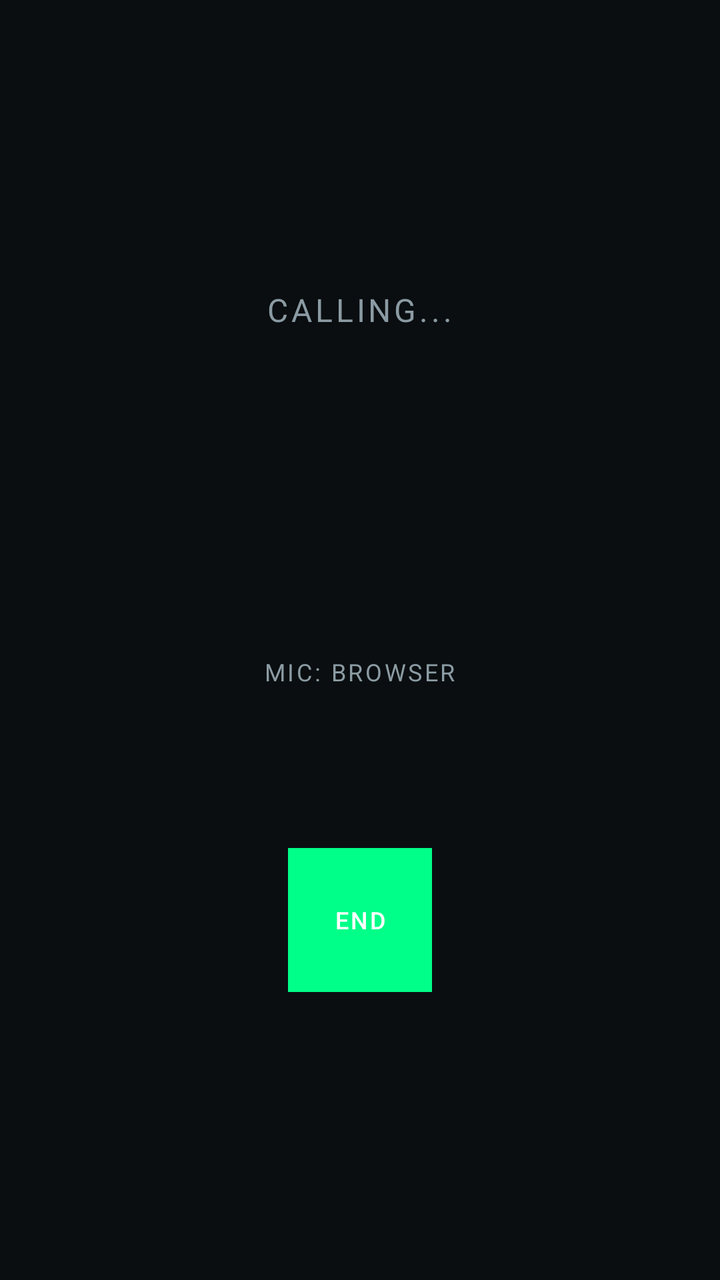
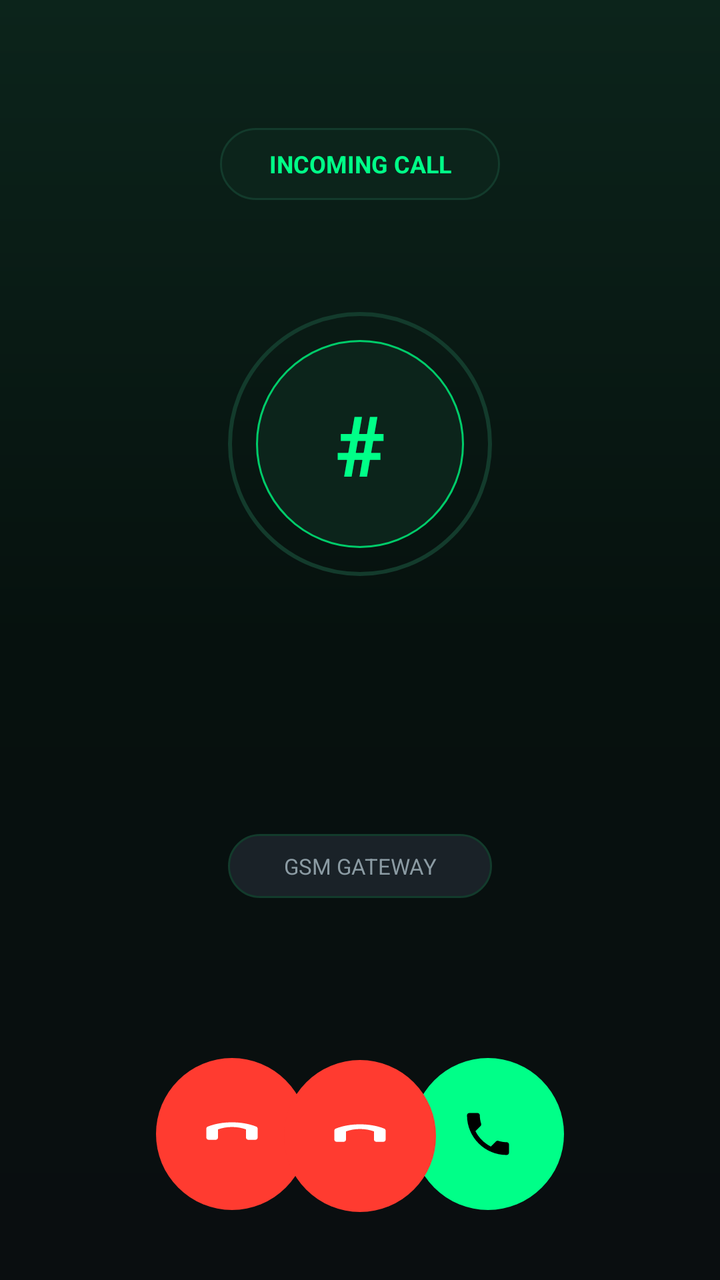

Two renders of the same Android screen: before a commit and after it. Below are the layout's source before the change and the commit's diff.
<!-- AndroidManifest.xml: activity theme Theme.AndroidGSM -->
<!-- res/layout/activity_call.xml -->
<?xml version="1.0" encoding="utf-8"?>
<LinearLayout xmlns:android="http://schemas.android.com/apk/res/android"
    android:layout_width="match_parent"
    android:layout_height="match_parent"
    android:orientation="vertical"
    android:gravity="center"
    android:background="@color/bg_dark"
    android:padding="40dp">

    <TextView
        android:id="@+id/callStatusText"
        android:layout_width="wrap_content"
        android:layout_height="wrap_content"
        android:text="Calling..."
        android:textSize="16sp"
        android:textColor="@color/text_secondary"
        android:letterSpacing="0.1"
        android:textAllCaps="true"
        android:layout_marginBottom="16dp" />

    <TextView
        android:id="@+id/callNumberText"
        android:layout_width="wrap_content"
        android:layout_height="wrap_content"
        android:text=""
        android:textSize="32sp"
        android:textColor="@color/text_primary"
        android:textStyle="bold"
        android:layout_marginBottom="12dp" />

    <TextView
        android:id="@+id/callDurationText"
        android:layout_width="wrap_content"
        android:layout_height="wrap_content"
        android:text=""
        android:textSize="20sp"
        android:textColor="@color/brand_green"
        android:fontFamily="monospace"
        android:layout_marginBottom="64dp" />

    <TextView
        android:id="@+id/micSourceLabel"
        android:layout_width="wrap_content"
        android:layout_height="wrap_content"
        android:text="MIC: BROWSER"
        android:textSize="12sp"
        android:textColor="@color/text_secondary"
        android:textAllCaps="true"
        android:letterSpacing="0.1"
        android:layout_marginBottom="80dp" />

    <Button
        android:id="@+id/hangUpButton"
        android:layout_width="72dp"
        android:layout_height="72dp"
        android:text="END"
        android:textSize="12sp"
        android:textColor="@color/white"
        android:background="@color/error_red"
        android:stateListAnimator="@null" />

</LinearLayout>
<!-- resources referenced by this layout -->
<resources>
  <!-- unchanged entries left out for length: 9 -->
</resources>

<!-- the commit's change to res/layout/activity_call.xml (unified diff, before → after) -->
@@ -1,62 +1,143 @@
 <?xml version="1.0" encoding="utf-8"?>
-<LinearLayout xmlns:android="http://schemas.android.com/apk/res/android"
+<FrameLayout xmlns:android="http://schemas.android.com/apk/res/android"
     android:layout_width="match_parent"
     android:layout_height="match_parent"
-    android:orientation="vertical"
-    android:gravity="center"
-    android:background="@color/bg_dark"
-    android:padding="40dp">
+    android:background="@drawable/call_screen_background"
+    android:fitsSystemWindows="true">
 
-    <TextView
-        android:id="@+id/callStatusText"
-        android:layout_width="wrap_content"
+    <LinearLayout
+        android:layout_width="match_parent"
         android:layout_height="wrap_content"
-        android:text="Calling..."
-        android:textSize="16sp"
-        android:textColor="@color/text_secondary"
-        android:letterSpacing="0.1"
-        android:textAllCaps="true"
-        android:layout_marginBottom="16dp" />
+        android:layout_gravity="top"
+        android:gravity="center_horizontal"
+        android:orientation="vertical"
+        android:paddingStart="24dp"
+        android:paddingTop="64dp"
+        android:paddingEnd="24dp">
 
-    <TextView
-        android:id="@+id/callNumberText"
-        android:layout_width="wrap_content"
-        android:layout_height="wrap_content"
-        android:text=""
-        android:textSize="32sp"
-        android:textColor="@color/text_primary"
-        android:textStyle="bold"
-        android:layout_marginBottom="12dp" />
+        <TextView
+            android:id="@+id/callStatusText"
+            android:layout_width="wrap_content"
+            android:layout_height="36dp"
+            android:background="@drawable/status_pill_background"
+            android:gravity="center"
+            android:minWidth="140dp"
+            android:paddingStart="18dp"
+            android:paddingEnd="18dp"
+            android:text="Incoming call"
+            android:textAllCaps="true"
+            android:textColor="@color/brand_green"
+            android:textSize="12sp"
+            android:textStyle="bold" />
 
-    <TextView
-        android:id="@+id/callDurationText"
-        android:layout_width="wrap_content"
-        android:layout_height="wrap_content"
-        android:text=""
-        android:textSize="20sp"
-        android:textColor="@color/brand_green"
-        android:fontFamily="monospace"
-        android:layout_marginBottom="64dp" />
+        <FrameLayout
+            android:layout_width="132dp"
+            android:layout_height="132dp"
+            android:layout_marginTop="56dp"
+            android:background="@drawable/caller_avatar_ring">
 
-    <TextView
-        android:id="@+id/micSourceLabel"
-        android:layout_width="wrap_content"
-        android:layout_height="wrap_content"
-        android:text="MIC: BROWSER"
-        android:textSize="12sp"
-        android:textColor="@color/text_secondary"
-        android:textAllCaps="true"
-        android:letterSpacing="0.1"
-        android:layout_marginBottom="80dp" />
+            <TextView
+                android:id="@+id/callerInitialText"
+                android:layout_width="104dp"
+                android:layout_height="104dp"
+                android:layout_gravity="center"
+                android:background="@drawable/caller_avatar_background"
+                android:gravity="center"
+                android:text="#"
+                android:textColor="@color/brand_green"
+                android:textSize="42sp"
+                android:textStyle="bold" />
+        </FrameLayout>
 
-    <Button
+        <TextView
+            android:id="@+id/callNumberText"
+            android:layout_width="match_parent"
+            android:layout_height="wrap_content"
+            android:layout_marginTop="28dp"
+            android:ellipsize="middle"
+            android:gravity="center"
+            android:maxLines="1"
+            android:text=""
+            android:textColor="@color/text_primary"
+            android:textSize="32sp"
+            android:textStyle="bold" />
+
+        <TextView
+            android:id="@+id/callDurationText"
+            android:layout_width="wrap_content"
+            android:layout_height="32dp"
+            android:layout_marginTop="14dp"
+            android:fontFamily="monospace"
+            android:gravity="center"
+            android:text=""
+            android:textColor="@color/brand_green"
+            android:textSize="18sp" />
+
+        <TextView
+            android:id="@+id/micSourceLabel"
+            android:layout_width="wrap_content"
+            android:layout_height="32dp"
+            android:layout_marginTop="12dp"
+            android:background="@drawable/mic_pill_background"
+            android:gravity="center"
+            android:minWidth="132dp"
+            android:paddingStart="16dp"
+            android:paddingEnd="16dp"
+            android:text="GSM Gateway"
+            android:textAllCaps="true"
+            android:textColor="@color/text_secondary"
+            android:textSize="11sp" />
+    </LinearLayout>
+
+    <LinearLayout
+        android:id="@+id/incomingActions"
+        android:layout_width="match_parent"
+        android:layout_height="112dp"
+        android:layout_gravity="bottom"
+        android:gravity="center"
+        android:orientation="horizontal"
+        android:paddingStart="40dp"
+        android:paddingEnd="40dp"
+        android:paddingBottom="34dp">
+
+        <ImageButton
+            android:id="@+id/declineButton"
+            android:layout_width="76dp"
+            android:layout_height="76dp"
+            android:background="@drawable/action_decline_background"
+            android:contentDescription="@string/decline_call"
+            android:padding="20dp"
+            android:scaleType="center"
+            android:src="@drawable/ic_call_end"
+            android:tint="@color/white" />
+
+        <Space
+            android:layout_width="52dp"
+            android:layout_height="1dp" />
+
+        <ImageButton
+            android:id="@+id/answerButton"
+            android:layout_width="76dp"
+            android:layout_height="76dp"
+            android:background="@drawable/action_answer_background"
+            android:contentDescription="@string/answer_call"
+            android:padding="20dp"
+            android:scaleType="center"
+            android:src="@drawable/ic_call"
+            android:tint="@color/black" />
+    </LinearLayout>
+
+    <ImageButton
         android:id="@+id/hangUpButton"
-        android:layout_width="72dp"
-        android:layout_height="72dp"
-        android:text="END"
-        android:textSize="12sp"
-        android:textColor="@color/white"
-        android:background="@color/error_red"
-        android:stateListAnimator="@null" />
+        android:layout_width="76dp"
+        android:layout_height="76dp"
+        android:layout_gravity="bottom|center_horizontal"
+        android:layout_marginBottom="34dp"
+        android:background="@drawable/action_decline_background"
+        android:contentDescription="@string/end_call"
+        android:padding="20dp"
+        android:scaleType="center"
+        android:src="@drawable/ic_call_end"
+        android:tint="@color/white" />
 
-</LinearLayout>
+</FrameLayout>
<!-- resource entries referenced after the edit -->
@@ -1,5 +1,106 @@
 <!-- resources referenced by this layout -->
 <resources>
+  <!-- drawable action_answer_background (drawable) -->
+  <?xml version="1.0" encoding="utf-8"?>
+  <selector xmlns:android="http://schemas.android.com/apk/res/android">
+      <item android:state_pressed="true">
+          <shape android:shape="oval">
+              <solid android:color="@color/brand_green_dark" />
+          </shape>
+      </item>
+      <item>
+          <shape android:shape="oval">
+              <solid android:color="@color/brand_green" />
+          </shape>
+      </item>
+  </selector>
+  <!-- drawable action_decline_background (drawable) -->
+  <?xml version="1.0" encoding="utf-8"?>
+  <selector xmlns:android="http://schemas.android.com/apk/res/android">
+      <item android:state_pressed="true">
+          <shape android:shape="oval">
+              <solid android:color="@color/error_red_dark" />
+          </shape>
+      </item>
+      <item>
+          <shape android:shape="oval">
+              <solid android:color="@color/error_red" />
+          </shape>
+      </item>
+  </selector>
+  <!-- drawable call_screen_background (drawable) -->
+  <?xml version="1.0" encoding="utf-8"?>
+  <shape xmlns:android="http://schemas.android.com/apk/res/android">
+      <gradient
+          android:angle="270"
+          android:endColor="@color/bg_dark"
+          android:centerColor="@color/bg_deep_green"
+          android:startColor="@color/brand_green_dim" />
+  </shape>
+  <!-- drawable caller_avatar_background (drawable) -->
+  <?xml version="1.0" encoding="utf-8"?>
+  <shape xmlns:android="http://schemas.android.com/apk/res/android"
+      android:shape="oval">
+      <solid android:color="@color/brand_green_dim" />
+      <stroke
+          android:width="1dp"
+          android:color="@color/brand_green_dark" />
+  </shape>
+  <!-- drawable caller_avatar_ring (drawable) -->
+  <?xml version="1.0" encoding="utf-8"?>
+  <shape xmlns:android="http://schemas.android.com/apk/res/android"
+      android:shape="oval">
+      <solid android:color="@android:color/transparent" />
+      <stroke
+          android:width="2dp"
+          android:color="@color/brand_green_soft" />
+  </shape>
+  <!-- drawable ic_call (drawable) -->
+  <vector xmlns:android="http://schemas.android.com/apk/res/android"
+      android:width="28dp"
+      android:height="28dp"
+      android:viewportWidth="24"
+      android:viewportHeight="24">
+      <path
+          android:fillColor="@color/black"
+          android:pathData="M6.62,10.79C8.06,13.62 10.38,15.93 13.21,17.38L15.41,15.18C15.68,14.91 16.08,14.82 16.43,14.94C17.55,15.31 18.75,15.5 20,15.5C20.55,15.5 21,15.95 21,16.5V20C21,20.55 20.55,21 20,21C10.61,21 3,13.39 3,4C3,3.45 3.45,3 4,3H7.5C8.05,3 8.5,3.45 8.5,4C8.5,5.25 8.69,6.45 9.06,7.57C9.17,7.92 9.09,8.31 8.81,8.59L6.62,10.79Z" />
+  </vector>
+  <!-- drawable ic_call_end (drawable) -->
+  <vector xmlns:android="http://schemas.android.com/apk/res/android"
+      android:width="28dp"
+      android:height="28dp"
+      android:viewportWidth="24"
+      android:viewportHeight="24">
+      <path
+          android:fillColor="@color/white"
+          android:pathData="M12,9C9.9,9 7.89,9.36 6,10.02V13.5C6,14.05 5.55,14.5 5,14.5H2C1.45,14.5 1,14.05 1,13.5V9.75C1,9.34 1.25,8.97 1.63,8.82C4.82,7.56 8.31,7 12,7C15.69,7 19.18,7.56 22.37,8.82C22.75,8.97 23,9.34 23,9.75V13.5C23,14.05 22.55,14.5 22,14.5H19C18.45,14.5 18,14.05 18,13.5V10.02C16.11,9.36 14.1,9 12,9Z" />
+  </vector>
+  <!-- drawable mic_pill_background (drawable) -->
+  <?xml version="1.0" encoding="utf-8"?>
+  <shape xmlns:android="http://schemas.android.com/apk/res/android">
+      <solid android:color="@color/bg_elevated" />
+      <stroke
+          android:width="1dp"
+          android:color="@color/brand_green_soft" />
+      <corners android:radius="16dp" />
+  </shape>
+  <!-- drawable status_pill_background (drawable) -->
+  <?xml version="1.0" encoding="utf-8"?>
+  <shape xmlns:android="http://schemas.android.com/apk/res/android">
+      <solid android:color="@color/brand_green_dim" />
+      <stroke
+          android:width="1dp"
+          android:color="@color/brand_green_soft" />
+      <corners android:radius="18dp" />
+  </shape>
+  <string name="answer_call">Answer call</string>
+  <string name="decline_call">Decline call</string>
+  <string name="end_call">End call</string>
+  <color name="error_red_dark">#B91F1B</color>
+  <color name="bg_deep_green">#06110E</color>
+  <color name="brand_green_dim">#0C241B</color>
+  <color name="brand_green_soft">#133B2C</color>
+  <color name="bg_elevated">#1A2228</color>
   <!-- unchanged entries left out for length: 9 -->
 </resources>
 
